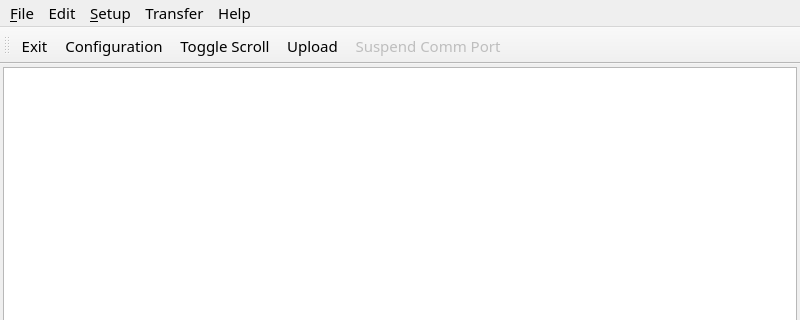
Qt form ui/main_window.ui (msilveus/AtTerminal) before a commit; both pictures show x 0 to 800 and y 0 to 320 of the 800 by 600 pixel window.
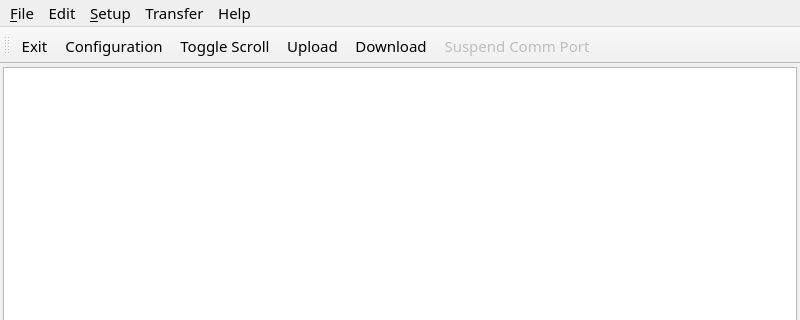
The same form after that commit. Icons and pictures are not drawn.

Commit message: Added download support and cleaned up some cosmetic issues

What changed in the file:
```diff
--- a/ui/main_window.ui
+++ b/ui/main_window.ui
@@ -157,6 +157,7 @@
    <addaction name="actionConfiguration"/>
    <addaction name="actionAutoScroll"/>
    <addaction name="actionUpload"/>
+   <addaction name="actionDownload"/>
    <addaction name="actionSuspend_Comm_Port"/>
   </widget>
   <action name="actionExit">
@@ -244,6 +245,15 @@
     <string>About</string>
    </property>
   </action>
+  <action name="actionDownload">
+   <property name="icon">
+    <iconset resource="../images/images.qrc">
+     <normaloff>:/images/download.png</normaloff>:/images/download.png</iconset>
+   </property>
+   <property name="text">
+    <string>Download</string>
+   </property>
+  </action>
  </widget>
  <resources>
   <include location="../images/images.qrc"/>
```
Left out of the diff: 3 changed lines with no effect on the pictures. The commit also changes 23 other files.
